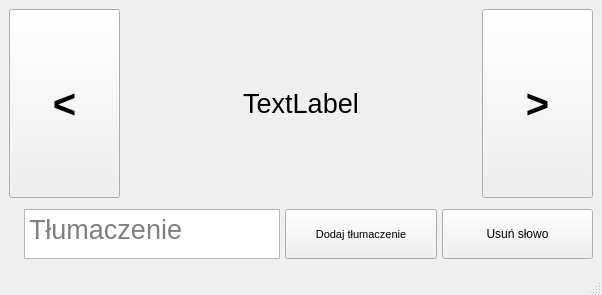
Above: visulalisation_module/no_translation_list.ui from lewelyn7/Python-subtitles-translator before the change. Below: the same form after it.
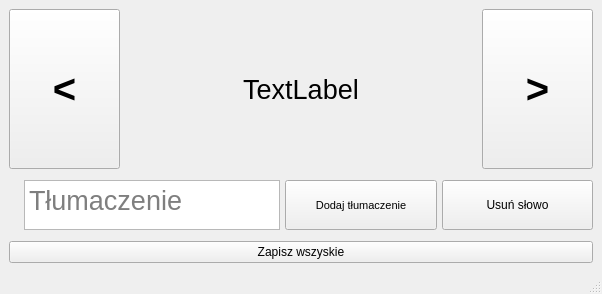
That is the form after the change.

Commit message: fixed list windows

The edit to the form file:
```diff
--- a/visulalisation_module/no_translation_list.ui
+++ b/visulalisation_module/no_translation_list.ui
@@ -7,7 +7,7 @@
     <x>0</x>
     <y>0</y>
     <width>602</width>
-    <height>295</height>
+    <height>294</height>
    </rect>
   </property>
   <property name="windowTitle">
@@ -15,7 +15,9 @@
   </property>
   <widget class="QWidget" name="centralwidget">
    <layout class="QGridLayout" name="gridLayout">
-    <item row="0" column="0">
+    <item row="1" column="0">
+     <layout class="QVBoxLayout" name="verticalLayout_3">
+      <item>
      <layout class="QVBoxLayout" name="verticalLayout_2" stretch="10,1">
       <property name="sizeConstraint">
        <enum>QLayout::SetDefaultConstraint</enum>
@@ -208,6 +210,18 @@
          </widget>
         </item>
        </layout>
+        </item>
+       </layout>
+      </item>
+      <item>
+       <widget class="QPushButton" name="save_button">
+        <property name="toolTip">
+         <string>Zapisz wszystkie zmiany i przejdź do następniego kroku.</string>
+        </property>
+        <property name="text">
+         <string>Zapisz wszyskie</string>
+        </property>
+       </widget>
       </item>
      </layout>
     </item>
```
Lines whose indentation alone changed are shown as unchanged. The commit also changes 7 other files.
